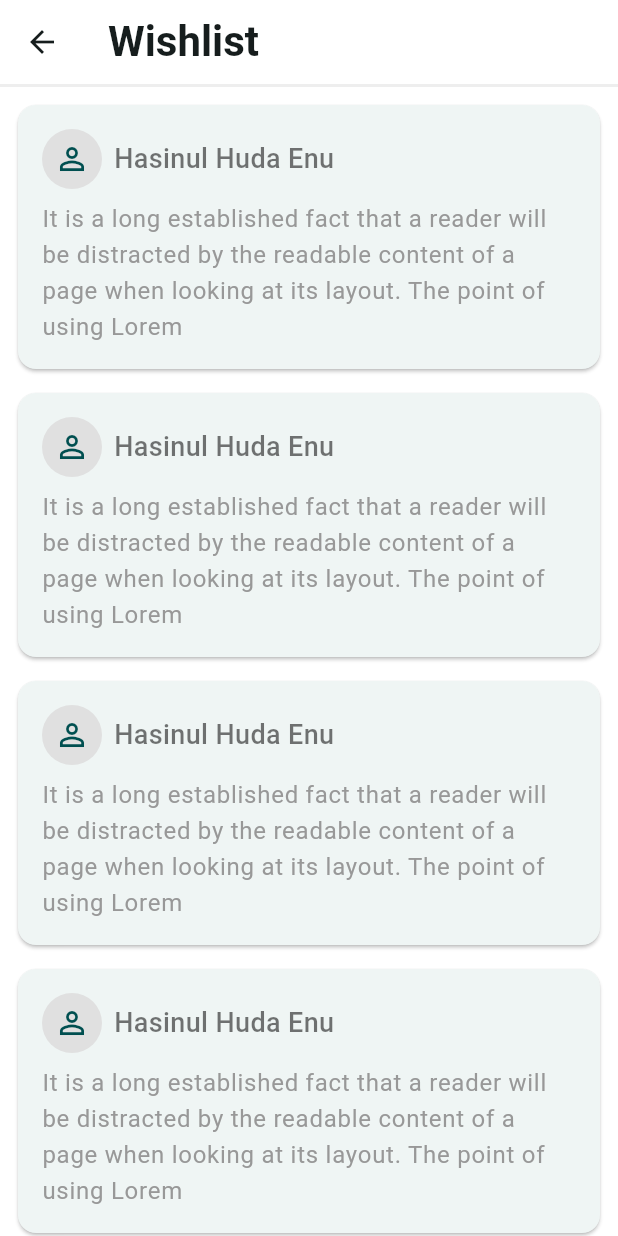
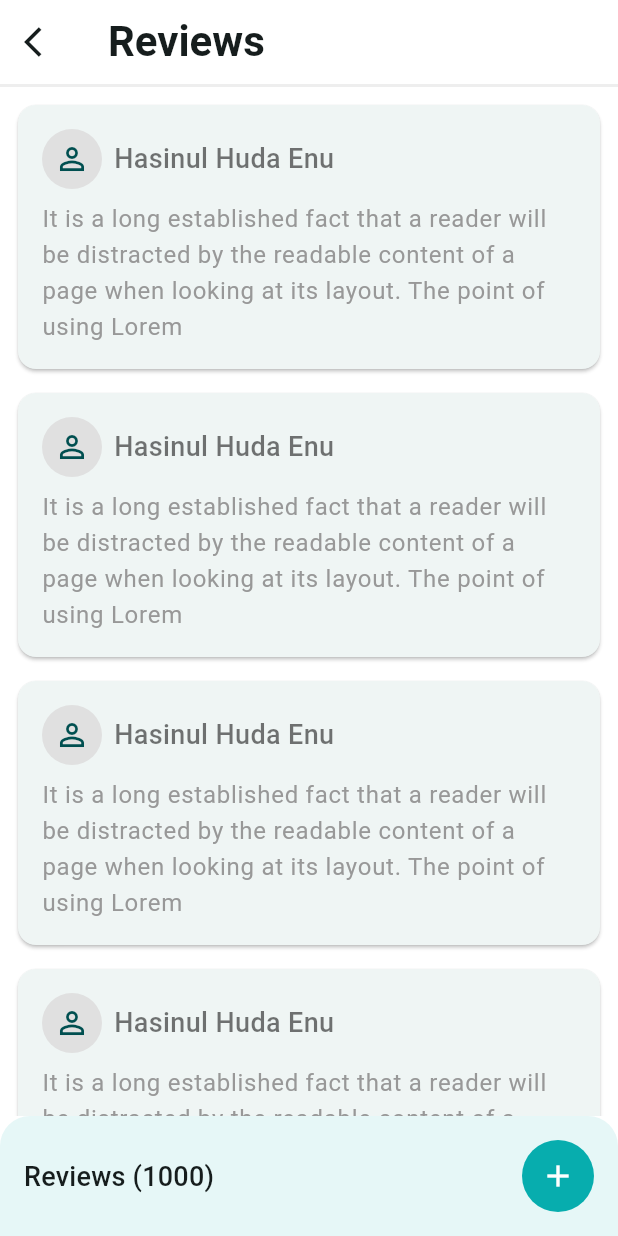
Before and after one commit to Hasibol-Hoda-Inu/craftybay, a Flutter app: the ReviewListScreen screen opened directly, on a phone screen of 412 x 824 dp. Run offline on Flutter 3.47's test engine with Material 3 defaults, Android fonts, the phone set to English and light mode, and no system bars; our stand-ins replace carousel_slider, flutter_svg, get, pin_code_fields.

Commit message:
fixed routing and review screen

```diff
--- a/lib/features/review/ui/screens/review_list_screen.dart
+++ b/lib/features/review/ui/screens/review_list_screen.dart
@@ -1,5 +1,6 @@
 import 'package:flutter/material.dart';
 
+import '../../../../application/app_colors.dart';
 import '../widgets/review_card_widget.dart';
 
 class ReviewListScreen extends StatefulWidget {
@@ -15,18 +16,66 @@ class _ReviewListScreenState extends State<ReviewListScreen> {
   Widget build(BuildContext context) {
     return Scaffold(
       appBar: AppBar(
-        title: const Text("Wishlist"),
+        leading: IconButton(
+            onPressed: _onPop,
+            icon: const Icon(Icons.arrow_back_ios)),
+        title: const Text("Reviews"),
         bottom: PreferredSize(
             preferredSize: const Size.fromHeight(2.0),
             child: Container(
               height: 2,
               color: Colors.grey.shade200,)),
       ),
-      body: SingleChildScrollView(
-        scrollDirection: Axis.vertical,
-        child: Column(
-          children: _getReviewCardWidget(),
-        ),
+      body: Column(
+        children: [
+          Expanded(
+            child: SingleChildScrollView(
+              scrollDirection: Axis.vertical,
+              child: Column(
+                children: _getReviewCardWidget(),
+              ),
+            ),
+          ),
+          buildAddToCartContainer(context),
+        ],
+      ),
+    );
+  }
+
+  void _onPop(){
+    Navigator.pop(context);
+  }
+
+  Widget buildAddToCartContainer(BuildContext context) {
+    return Container(
+      height: 80,
+      padding: const EdgeInsets.symmetric(horizontal: 16),
+      decoration: BoxDecoration(
+          color: AppColors.themeColor.withValues(alpha: 0.1),
+          borderRadius: const BorderRadius.only(
+            topLeft: Radius.circular(20),
+            topRight: Radius.circular(20),
+          )
+      ),
+      child: Row(
+        mainAxisAlignment: MainAxisAlignment.spaceBetween,
+        crossAxisAlignment: CrossAxisAlignment.center,
+        children: [
+          Column(
+            crossAxisAlignment: CrossAxisAlignment.start,
+            mainAxisAlignment: MainAxisAlignment.center,
+            children: [
+              Text("Reviews (1000)", style: TextTheme.of(context).titleMedium?.copyWith(fontSize: 18),),
+            ],
+          ),
+          IconButton.filledTonal(
+              onPressed: (){},
+              style: IconButton.styleFrom(
+                backgroundColor: AppColors.themeColor,
+                padding: const EdgeInsets.all(12)
+              ),
+              icon: const Icon(Icons.add, color: Colors.white,))
+        ],
       ),
     );
   }
```
